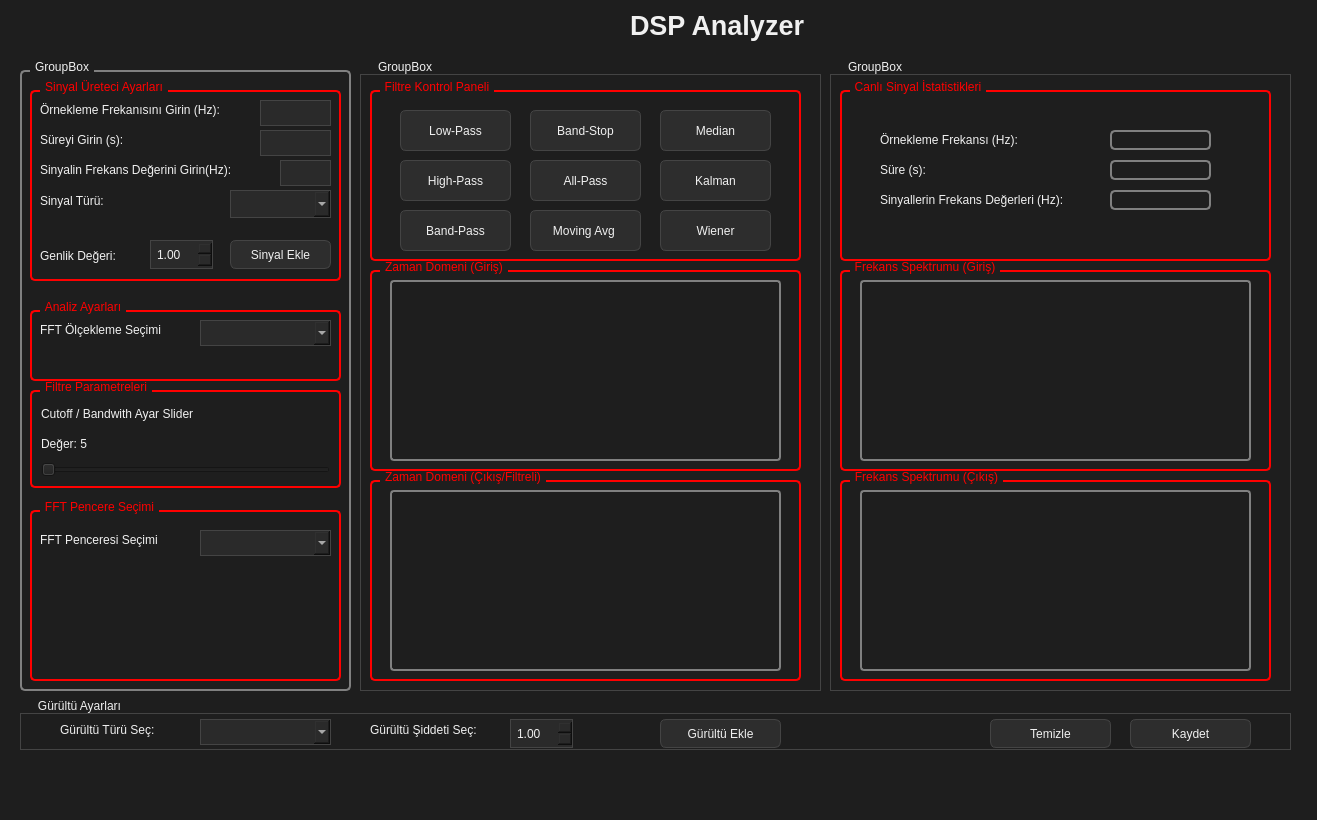
Qt form mainwindow.ui (BurakEvci/DSP_Studio) before a commit.
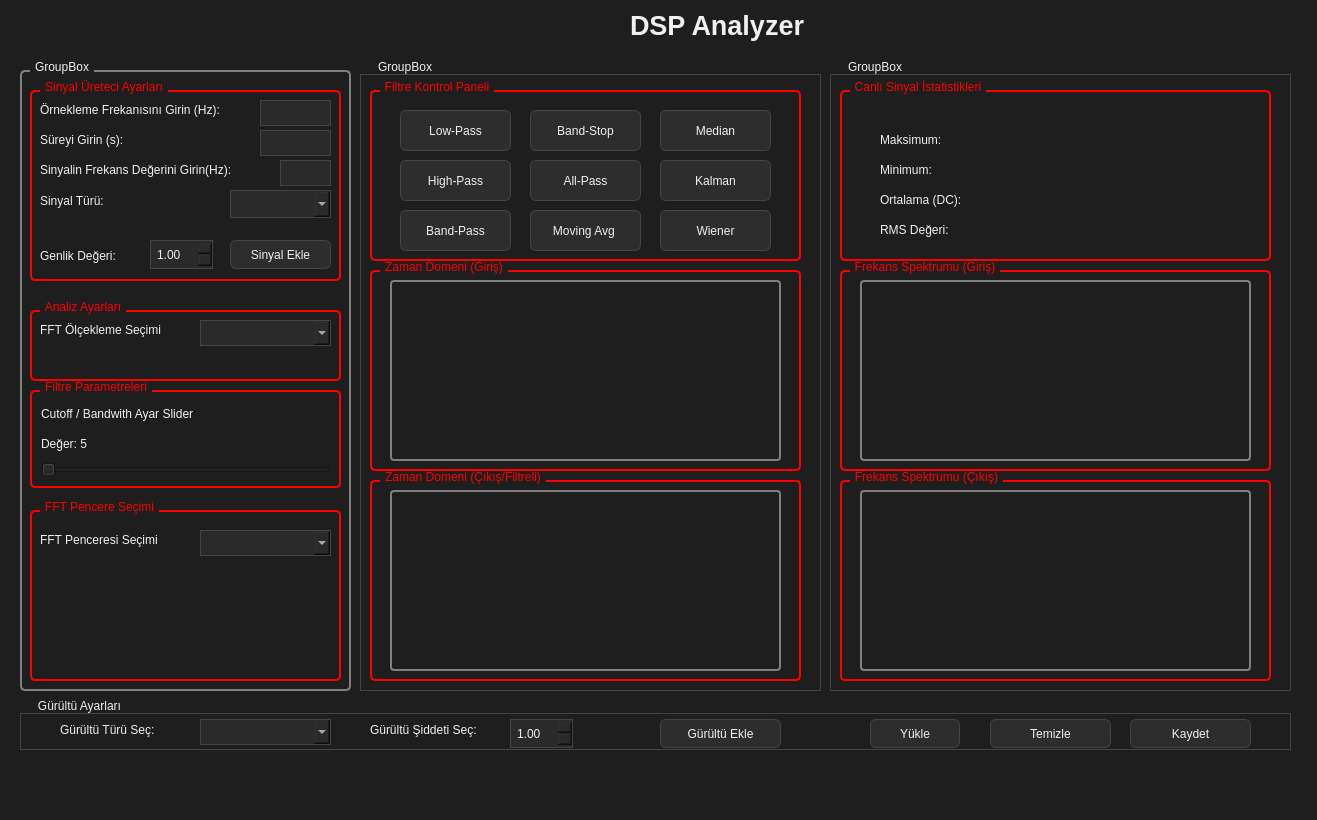
The same form after that commit. Custom widgets are drawn as their Qt base class.

Commit message: Added: upload button and signal stats features added

```diff
--- a/mainwindow.ui
+++ b/mainwindow.ui
@@ -793,6 +793,19 @@
          <string>Temizle</string>
         </property>
        </widget>
+       <widget class="QPushButton" name="btnLoad">
+        <property name="geometry">
+         <rect>
+          <x>850</x>
+          <y>20</y>
+          <width>90</width>
+          <height>29</height>
+         </rect>
+        </property>
+        <property name="text">
+         <string>Yükle</string>
+        </property>
+       </widget>
       </widget>
      </item>
     </layout>
@@ -845,97 +858,105 @@
         <widget class="QLabel" name="lblSampleRateValue">
          <property name="geometry">
           <rect>
-           <x>40</x>
+           <x>170</x>
            <y>50</y>
            <width>191</width>
            <height>20</height>
           </rect>
          </property>
          <property name="text">
-          <string>Örnekleme Frekansı (Hz):</string>
+          <string/>
          </property>
         </widget>
         <widget class="QLabel" name="lblDurationValue">
          <property name="geometry">
           <rect>
-           <x>40</x>
+           <x>170</x>
            <y>80</y>
            <width>221</width>
            <height>20</height>
           </rect>
          </property>
          <property name="text">
-          <string>Süre (s):</string>
+          <string/>
          </property>
         </widget>
         <widget class="QLabel" name="lblSignalFreqValue">
          <property name="geometry">
           <rect>
-           <x>40</x>
+           <x>170</x>
            <y>110</y>
            <width>231</width>
            <height>20</height>
           </rect>
          </property>
          <property name="text">
-          <string>Sinyallerin Frekans Değerleri (Hz):</string>
+          <string/>
          </property>
         </widget>
         <widget class="QLabel" name="txtSampleValue">
          <property name="geometry">
           <rect>
-           <x>270</x>
+           <x>170</x>
+           <y>140</y>
+           <width>231</width>
+           <height>20</height>
+          </rect>
+         </property>
+         <property name="text">
+          <string/>
+         </property>
+        </widget>
+        <widget class="QLabel" name="lblStatRMS_2">
+         <property name="geometry">
+          <rect>
+           <x>40</x>
+           <y>140</y>
+           <width>81</width>
+           <height>20</height>
+          </rect>
+         </property>
+         <property name="text">
+          <string>RMS Değeri:</string>
+         </property>
+        </widget>
+        <widget class="QLabel" name="lblStatMax_2">
+         <property name="geometry">
+          <rect>
+           <x>40</x>
            <y>50</y>
-           <width>101</width>
+           <width>81</width>
            <height>20</height>
           </rect>
          </property>
-         <property name="styleSheet">
-          <string notr="true">QLabel {
-    border: 2px solid gray;
-    border-radius: 5px;
-}</string>
-         </property>
          <property name="text">
-          <string/>
+          <string>Maksimum:</string>
          </property>
         </widget>
         <widget class="QLabel" name="txtDurationValue">
          <property name="geometry">
           <rect>
-           <x>270</x>
+           <x>40</x>
            <y>80</y>
-           <width>101</width>
+           <width>61</width>
            <height>20</height>
           </rect>
          </property>
-         <property name="styleSheet">
-          <string notr="true">QLabel {
-    border: 2px solid gray;
-    border-radius: 5px;
-}</string>
-         </property>
          <property name="text">
-          <string/>
+          <string>Minimum:</string>
          </property>
         </widget>
         <widget class="QLabel" name="txtSignalFreqValue">
          <property name="geometry">
           <rect>
-           <x>270</x>
+           <x>40</x>
            <y>110</y>
-           <width>101</width>
+           <width>91</width>
            <height>20</height>
           </rect>
          </property>
-         <property name="styleSheet">
-          <string notr="true">QLabel {
-    border: 2px solid gray;
-    border-radius: 5px;
-}</string>
-         </property>
          <property name="text">
-          <string/>
+          <string>Ortalama (DC):</string>
          </property>
         </widget>
        </widget>
```
Left out of the diff: 12 changed lines with no effect on the pictures. The commit also changes 45 other files.
